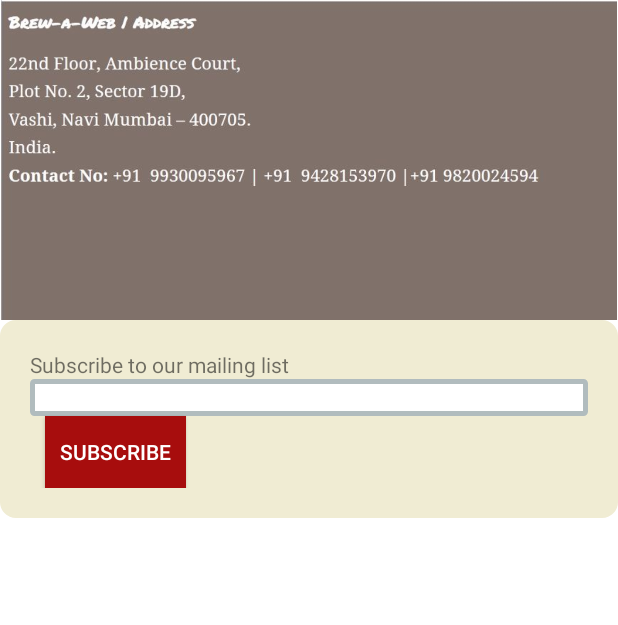
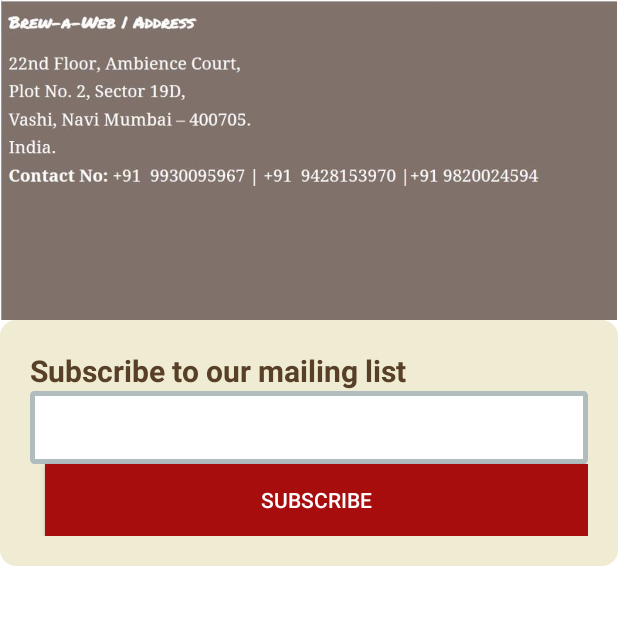
Before and after one commit to AzaharSheikh/BrewawebonlineApp, an Android app: the layout contact.xml on its own in the app's theme, with its tools: preview values and no code run, on a phone screen of 412 x 824 dp, the part 71-696 px from its top. Run offline under Robolectric (Android 15) with nearby library versions, the phone set to English and light mode, and no system bars.

Commit message:
again chk

```diff
--- a/app/src/main/res/layout/contact.xml
+++ b/app/src/main/res/layout/contact.xml
@@ -37,7 +37,11 @@
         <TextView
             android:layout_width="match_parent"
             android:layout_height="wrap_content"
-            android:text="Subscribe to our mailing list"/>
+            android:text="Subscribe to our mailing list"
+            android:textSize="20dp"
+            android:textColor="@color/text_clr"
+            android:textStyle="bold"
+            />
 
         <EditText
             android:layout_width="match_parent"
@@ -47,11 +51,12 @@
             android:id="@+id/editText"
             android:layout_gravity="center_horizontal"
             android:background="@drawable/layout_border"
+            android:padding="12dp"
             />
 
         <Button
             style="?android:attr/buttonStyleSmall"
-            android:layout_width="wrap_content"
+            android:layout_width="match_parent"
             android:layout_height="wrap_content"
             android:layout_marginLeft="10dp"
             android:padding="10dp"
--- a/app/src/main/res/values/colors.xml
+++ b/app/src/main/res/values/colors.xml
@@ -11,5 +11,6 @@
     <color name="toolbarcolor">#353535</color>
     <color name="light_yellow">#F0ECD3</color>
     <color name="subscribe">#A70D0D</color>
+    <color name="text_clr">#574027</color>
 
 </resources>
```
Also changed, not shown: app/src/main/res/layout/about.xml (+7 -2 lines).
